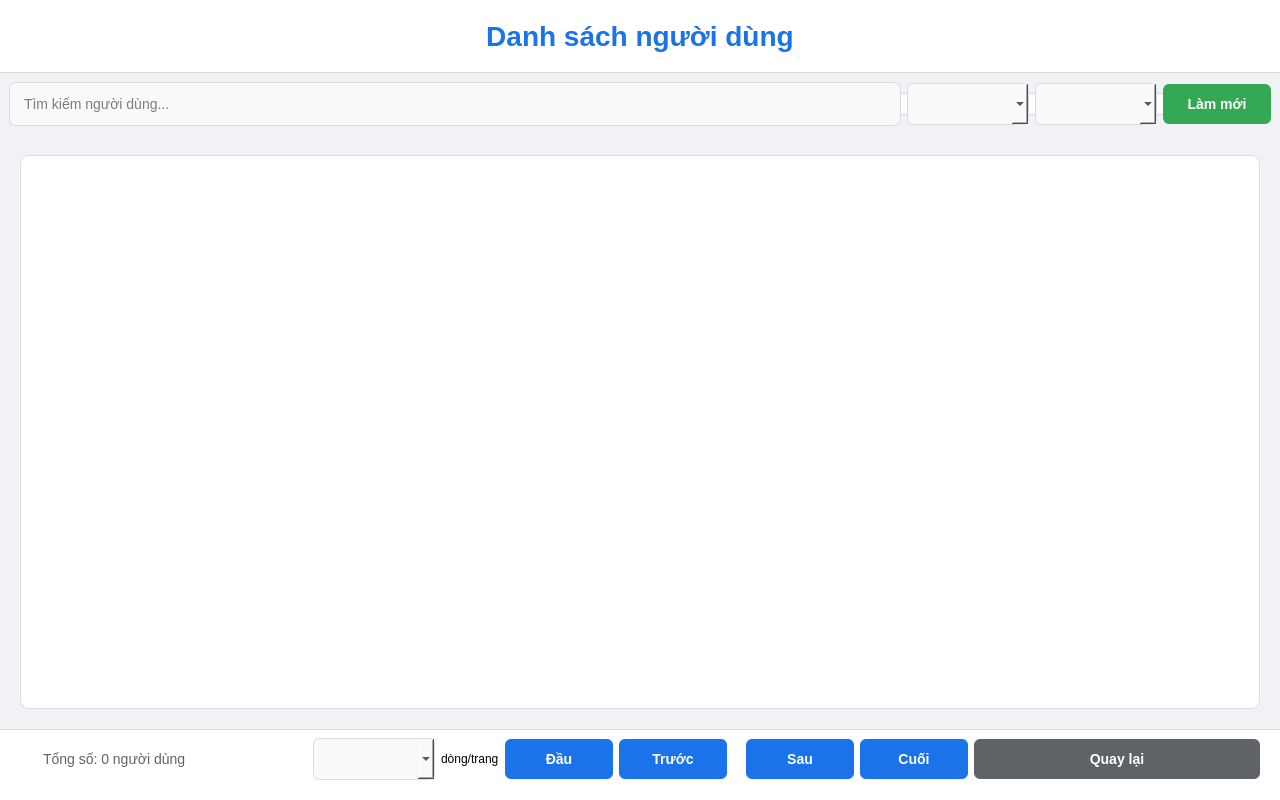
Before: the Qt Designer form ui/customer_list.ui in williamtrandev/order-management, drawn with Qt 5.
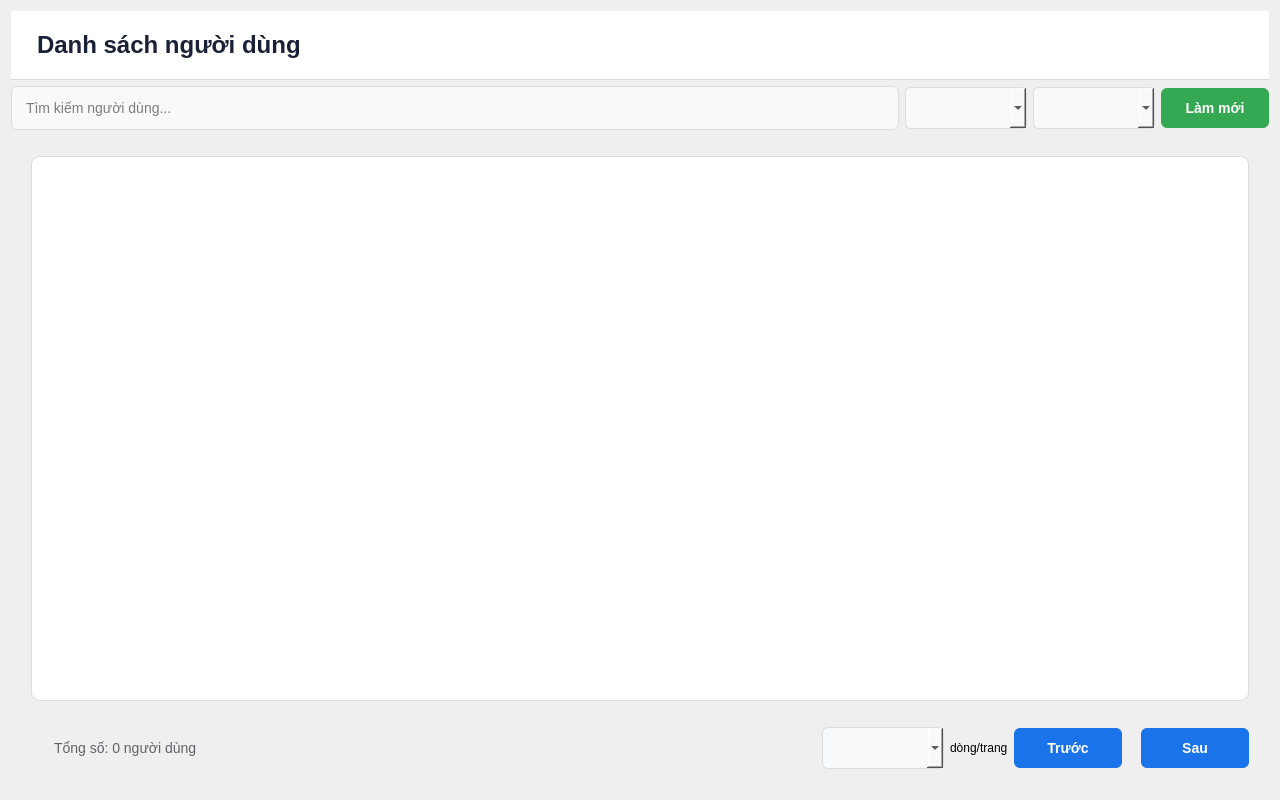
After: the same form once the commit is applied. Icons and pictures are not drawn.

Commit message: feat: customer list

```diff
--- a/ui/customer_list.ui
+++ b/ui/customer_list.ui
@@ -1,7 +1,7 @@
 <?xml version="1.0" encoding="UTF-8"?>
 <ui version="4.0">
  <class>CustomerList</class>
- <widget class="QMainWindow" name="CustomerList">
+ <widget class="QWidget" name="CustomerList">
   <property name="geometry">
    <rect>
     <x>0</x>
@@ -130,35 +130,31 @@
     }
    </string>
   </property>
-  <widget class="QWidget" name="centralwidget">
-   <layout class="QVBoxLayout" name="verticalLayout">
-    <property name="spacing">
-     <number>0</number>
-    </property>
-    <property name="leftMargin">
-     <number>0</number>
-    </property>
-    <property name="topMargin">
-     <number>0</number>
-    </property>
-    <property name="rightMargin">
-     <number>0</number>
-    </property>
-    <property name="bottomMargin">
-     <number>0</number>
-    </property>
+  <layout class="QVBoxLayout" name="content_layout">
+   <!-- Content Area -->
+   <item>
+    <layout class="QHBoxLayout" name="header_layout">
     <item>
      <widget class="QLabel" name="title">
+       <property name="styleSheet">
+        <string>
+         QLabel {
+           font-size: 24px;
+           color: #1a2035;
+           font-weight: bold;
+         }
+        </string>
+       </property>
       <property name="text">
        <string>Danh sách người dùng</string>
       </property>
-      <property name="alignment">
-       <set>Qt::AlignCenter</set>
-      </property>
-     </widget>
-    </item>
+      </widget>
+     </item>
+    </layout>
+   </item>
+   
+   <!-- Search and Filter -->
     <item>
-     <widget class="QWidget" name="search_widget">
       <layout class="QHBoxLayout" name="search_layout">
        <item>
         <widget class="QLineEdit" name="search_input">
@@ -186,8 +182,9 @@
         </widget>
        </item>
       </layout>
-     </widget>
-    </item>
+   </item>
+   
+   <!-- Table -->
     <item>
      <widget class="QTableWidget" name="customers_table">
       <property name="selectionMode">
@@ -207,9 +204,10 @@
       </attribute>
      </widget>
     </item>
+   
+   <!-- Pagination -->
     <item>
-     <widget class="QWidget" name="bottom_widget">
-      <layout class="QHBoxLayout" name="bottom_container">
+    <layout class="QHBoxLayout" name="pagination_layout">
        <property name="leftMargin">
         <number>20</number>
        </property>
@@ -219,8 +217,6 @@
        <property name="bottomMargin">
         <number>20</number>
        </property>
-       
-       <!-- Left side: Status -->
        <item>
         <widget class="QLabel" name="status_label">
          <property name="text">
@@ -228,10 +224,19 @@
          </property>
         </widget>
        </item>
-       
-       <!-- Center: Pagination -->
        <item>
-        <layout class="QHBoxLayout" name="pagination_layout">
+      <spacer name="horizontalSpacer">
+       <property name="orientation">
+        <enum>Qt::Horizontal</enum>
+       </property>
+       <property name="sizeHint" stdset="0">
+        <size>
+         <width>40</width>
+         <height>20</height>
+        </size>
+       </property>
+      </spacer>
+     </item>
          <item>
           <widget class="QComboBox" name="page_size_combo">
            <property name="minimumWidth">
@@ -249,16 +254,6 @@
            </property>
           </widget>
          </item>
-         <item>
-          <widget class="QPushButton" name="first_page_btn">
-           <property name="maximumWidth">
-            <number>60</number>
-           </property>
-           <property name="text">
-            <string>Đầu</string>
-           </property>
-          </widget>
-         </item>
          <item>
           <widget class="QPushButton" name="prev_page_btn">
            <property name="maximumWidth">
@@ -289,36 +284,9 @@
            </property>
           </widget>
          </item>
-         <item>
-          <widget class="QPushButton" name="last_page_btn">
-           <property name="maximumWidth">
-            <number>60</number>
-           </property>
-           <property name="text">
-            <string>Cuối</string>
-           </property>
-          </widget>
-         </item>
-        </layout>
-       </item>
-       
-       <!-- Right side: Back button -->
-       <item>
-        <widget class="QPushButton" name="back_btn">
-         <property name="maximumWidth">
-          <number>100</number>
-         </property>
-         <property name="text">
-          <string>Quay lại</string>
-         </property>
-        </widget>
-       </item>
-       
-      </layout>
-     </widget>
-    </item>
-   </layout>
-  </widget>
+    </layout>
+   </item>
+  </layout>
  </widget>
  
  <resources/>
```
Left out of the diff: 12 changed lines with no effect on the pictures. Lines whose indentation alone changed are shown as unchanged. The commit also changes 6 other files.
